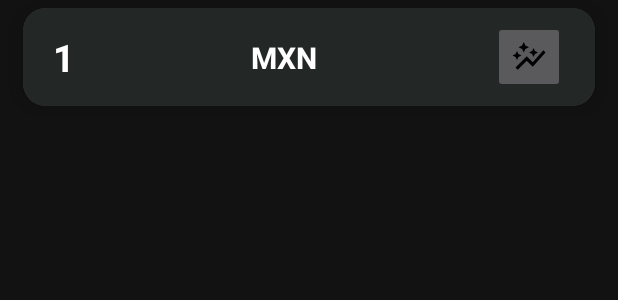
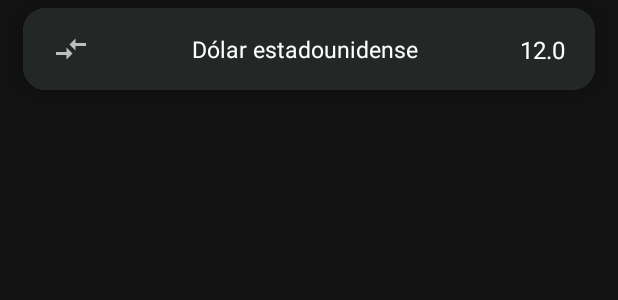
Before and after one commit to misael-reyes/currency-exchange, an Android app: the layout item_currency.xml on its own in the app's theme, with its tools: preview values and no code run, on a phone screen of 412 x 824 dp. Shown: the top 300 px of the screen. Run offline under Robolectric (Android 15) with nearby library versions, the phone set to English and light mode, and no system bars.

Commit message:
recycler view

```diff
--- a/app/src/main/java/com/example/currencyexchangeapp/data/repository/CurrencyConversionRepository.java
+++ b/app/src/main/java/com/example/currencyexchangeapp/data/repository/CurrencyConversionRepository.java
@@ -21,4 +21,8 @@ public class CurrencyConversionRepository {
     public Call<ApiResponse> convertCurrencyFromApi(String api_key, String from, String to, Double amount, String format) {
         return apiClient.convertCurrency(api_key, from, to, amount, format);
     }
+
+    public Call<ApiResponse> convertInAllCurrenciesFromApi(String api_key, String from, Double amount, String format) {
+        return apiClient.convertInAllCurrencies(api_key, from, amount, format);
+    }
 }
--- a/app/src/main/res/layout/item_currency.xml
+++ b/app/src/main/res/layout/item_currency.xml
@@ -13,42 +13,42 @@
         android:layout_height="match_parent"
         android:background="?attr/colorOnPrimary">
 
-        <TextView
-            android:id="@+id/tv_numero"
+        <ImageView
+            android:id="@+id/iv_flag"
             android:layout_width="wrap_content"
             android:layout_height="wrap_content"
-            android:layout_marginStart="20dp"
-            android:text="1"
-            android:textSize="25sp"
-            android:textStyle="bold"
-            android:textColor="?attr/colorPrimaryVariant"
+            android:src="@drawable/ic_compare_arrows"
             app:layout_constraintStart_toStartOf="parent"
             app:layout_constraintTop_toTopOf="parent"
             app:layout_constraintBottom_toBottomOf="parent"
-            android:layout_marginVertical="15dp"/>
+            android:layout_marginVertical="15dp"
+            android:layout_marginStart="20dp"
+            android:contentDescription="f" />
 
         <TextView
+            android:id="@+id/tv_currency"
             android:layout_width="wrap_content"
             android:layout_height="wrap_content"
-            android:text="MXN"
-            android:textSize="20sp"
-            android:textStyle="bold"
+            android:text="Dólar estadounidense"
+            android:textSize="15sp"
             android:textColor="?attr/colorPrimaryVariant"
             app:layout_constraintBottom_toBottomOf="parent"
-            app:layout_constraintEnd_toStartOf="@+id/imageButton"
-            app:layout_constraintStart_toEndOf="@+id/tv_numero"
+            app:layout_constraintEnd_toStartOf="@+id/tv_mount"
+            app:layout_constraintStart_toEndOf="@+id/iv_flag"
             app:layout_constraintTop_toTopOf="parent" />
 
-        <ImageButton
-            android:id="@+id/imageButton"
-            android:layout_width="48dp"
-            android:layout_height="48dp"
+        <TextView
+            android:id="@+id/tv_mount"
+            android:layout_width="wrap_content"
+            android:layout_height="wrap_content"
             android:layout_marginEnd="20dp"
-            android:src="@drawable/ic_graph"
+            android:textColor="?attr/colorPrimaryVariant"
+            android:text="12.0"
+            android:textSize="16sp"
             app:layout_constraintBottom_toBottomOf="parent"
             app:layout_constraintEnd_toEndOf="parent"
-            app:layout_constraintTop_toTopOf="parent"
-            android:contentDescription="item currency" />
+            app:layout_constraintTop_toTopOf="parent"/>
+
     </androidx.constraintlayout.widget.ConstraintLayout>
 
 </androidx.cardview.widget.CardView>
```
Also changed, not shown: app/src/main/java/com/example/currencyexchangeapp/data/model/Rate.java (+26 -0 lines), app/src/main/java/com/example/currencyexchangeapp/data/network/ApiClient.java (+8 -0 lines), app/src/main/java/com/example/currencyexchangeapp/ui/common/CurrencyAdapter.java (+36 -1 lines), app/src/main/java/com/example/currencyexchangeapp/ui/common/CurrencyViewHolder.java (+20 -1 lines), app/src/main/java/com/example/currencyexchangeapp/ui/home/HomeActivity.java (+33 -5 lines), app/src/main/java/com/example/currencyexchangeapp/ui/home/HomeViewModel.java (+61 -1 lines).
